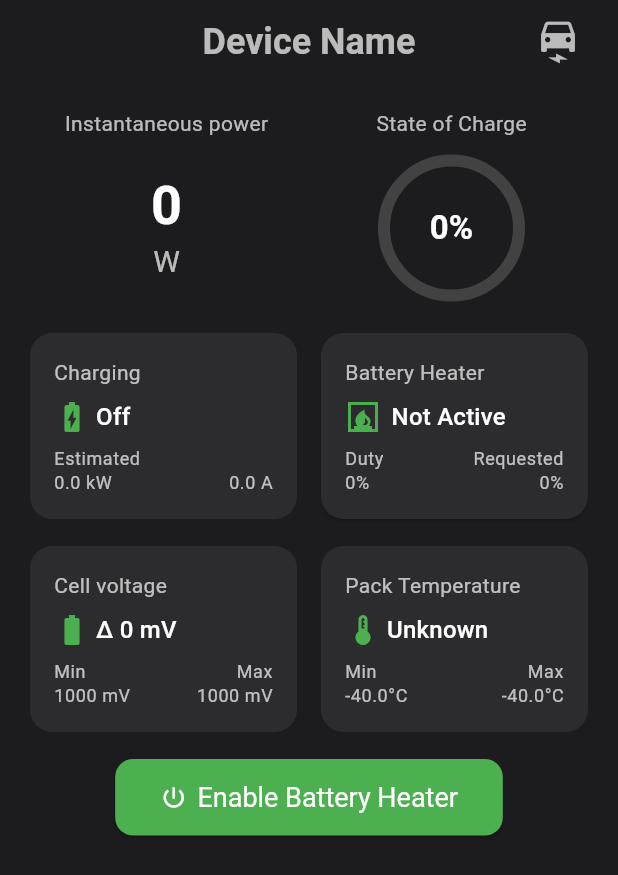
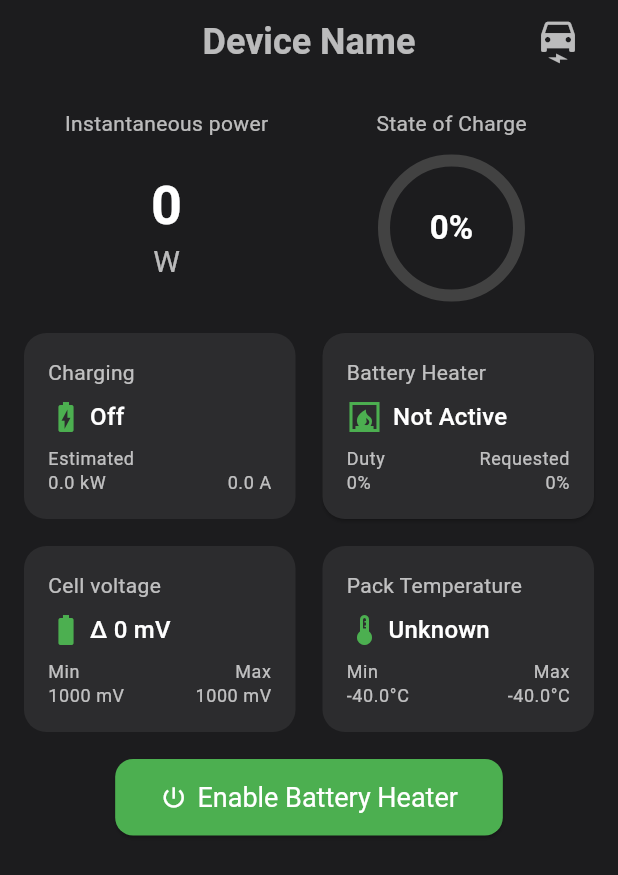
Before and after one commit to jagheterfredrik/fahrenclient, a Flutter app: the DetailedViewPage screen opened directly with empty values, on a phone screen of 412 x 824 dp. Shown: the top 875 px of the screen. Run offline on Flutter 3.47's test engine with Material 3 defaults, Android fonts, the light colour scheme and no system bars; our stand-ins replace permission_handler, shared_preferences; missing offline and left inert: universal_ble; accounts and stored records are empty.

Commit message:
tweak paddings

```diff
--- a/lib/detailed_view_page.dart
+++ b/lib/detailed_view_page.dart
@@ -108,7 +108,7 @@ class DetailedViewPageState extends State<DetailedViewPage> {
           onTap: () => ScaffoldMessenger.of(context).hideCurrentSnackBar(),
           child: Text(message),
         ),
-        duration: const Duration(seconds: 10),
+        duration: const Duration(seconds: 7),
       ),
     );
   }
@@ -356,10 +356,11 @@ class DetailedViewPageState extends State<DetailedViewPage> {
 
   Widget _buildMainContent() {
     return SingleChildScrollView(
-      padding: const EdgeInsets.all(16.0),
       child: Column(
         children: [
-          Row(
+          Padding(
+            padding: const EdgeInsets.fromLTRB(16.0, 16.0, 16.0, 0.0),
+            child: Row(
               mainAxisAlignment: MainAxisAlignment.spaceBetween,
               children: [
                 Expanded(
@@ -449,10 +450,13 @@ class DetailedViewPageState extends State<DetailedViewPage> {
                 ),
               ],
             ),
+          ),
           const SizedBox(height: 16),
 
           // Charging and battery heater information
-          Row(
+          Padding(
+            padding: const EdgeInsets.symmetric(horizontal: 12.0),
+            child: Row(
               children: [
                 Expanded(
                   child: _buildChargingInfoCard(
@@ -462,7 +466,7 @@ class DetailedViewPageState extends State<DetailedViewPage> {
                     (_batteryData?.maxChargeCurrentAmp ?? 0) * 0.2,
                   ),
                 ),
-              const SizedBox(width: 8),
+                const SizedBox(width: 10),
                 Expanded(
                   child: _buildBatteryHeaterCard(
                     context,
@@ -475,10 +479,13 @@ class DetailedViewPageState extends State<DetailedViewPage> {
                 ),
               ],
             ),
+          ),
           const SizedBox(height: 10),
 
           // Voltage and Temperature Section
-          Row(
+          Padding(
+            padding: const EdgeInsets.symmetric(horizontal: 12.0),
+            child: Row(
               children: [
                 Expanded(
                   child: _buildVoltageCard(
@@ -489,7 +496,7 @@ class DetailedViewPageState extends State<DetailedViewPage> {
                     Colors.orange,
                   ),
                 ),
-              const SizedBox(width: 8),
+                const SizedBox(width: 10),
                 Expanded(
                   child: _buildTemperatureCard(
                     context,
@@ -500,10 +507,13 @@ class DetailedViewPageState extends State<DetailedViewPage> {
                 ),
               ],
             ),
+          ),
           const SizedBox(height: 14),
 
           // "Enable Battery Heater" button
-          Center(
+          Padding(
+            padding: const EdgeInsets.symmetric(horizontal: 12.0),
+            child: Center(
               child: ElevatedButton.icon(
                 onPressed: _isHeatingCharacteristicUpdating || _isLoadingCharacteristic
                     ? null
@@ -522,6 +532,7 @@ class DetailedViewPageState extends State<DetailedViewPage> {
                     borderRadius: BorderRadius.circular(12),
                   ),
                   textStyle: const TextStyle(fontSize: 18),
+                ),
               ),
             ),
           ),
```
Lines whose indentation alone changed are shown as unchanged.
